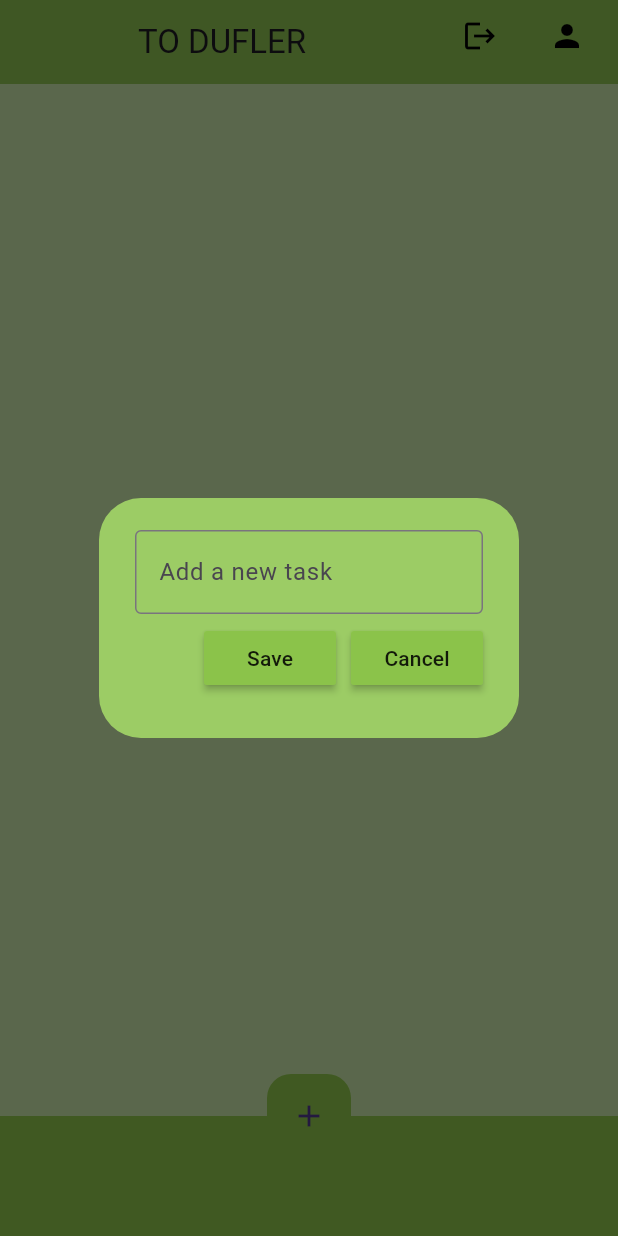
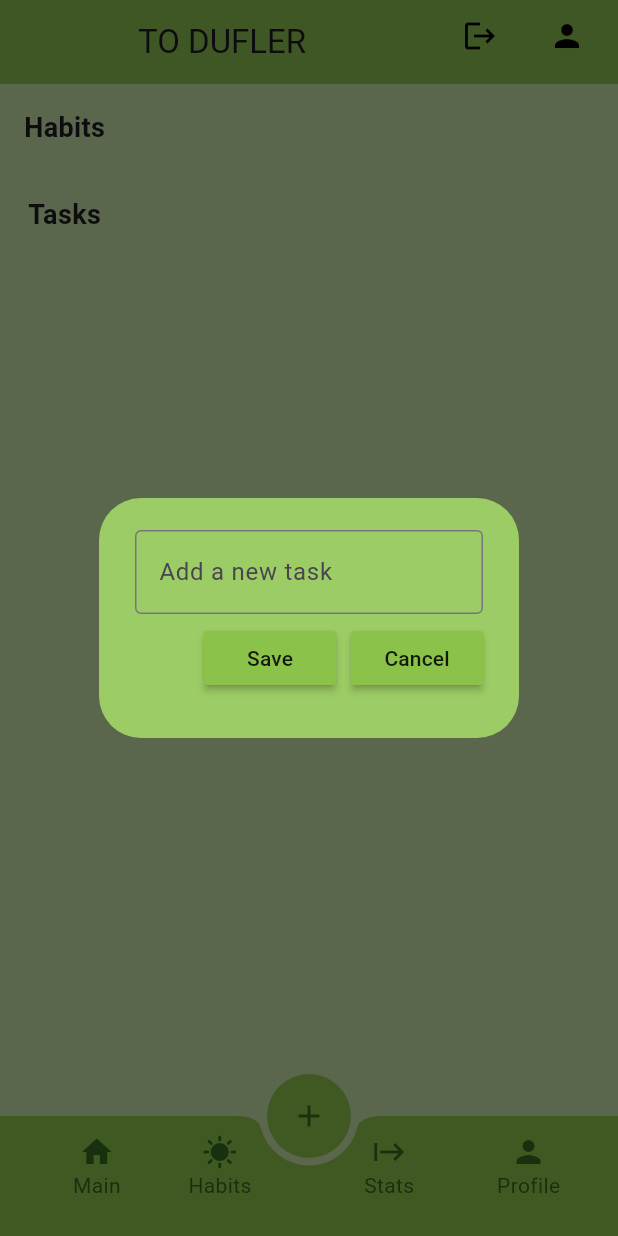
Before and after one commit to Alina-02/flutter-little-start, a Flutter app: the screen it shows once a user with an empty profile is signed in, after a tap on the "add" icon, on a phone screen of 412 x 824 dp. Run offline on Flutter 3.47's test engine with Material 3 defaults, Android fonts, the phone set to English and light mode, and no system bars; our stand-ins replace cloud_firestore, firebase_auth, firebase_core, flutter_slidable, go_router, hive_flutter; missing offline and left inert: firebase_ui_auth; accounts and stored records are empty.

Commit message:
bottom bar improvements

```diff
--- a/lib/data/app_state.dart
+++ b/lib/data/app_state.dart
@@ -25,6 +25,10 @@ class ApplicationState extends ChangeNotifier {
   List<TaskMessage> _taskMessages = [];
   List<TaskMessage> get taskMessages => _taskMessages;
 
+  StreamSubscription<QuerySnapshot>? _habitMessagesSubscription;
+  List<TaskMessage> _habitMessages = [];
+  List<TaskMessage> get habitMessages => _habitMessages;
+
   Future<void> init() async {
     await Firebase.initializeApp(
       options: DefaultFirebaseOptions.currentPlatform,
@@ -43,8 +47,27 @@ class ApplicationState extends ChangeNotifier {
                     .listen((snapshot) {
                       _taskMessages = [];
                       for (final document in snapshot.docs) {
-                        print(document);
                         _taskMessages.add(
+                          TaskMessage(
+                            id: document.id,
+                            task: document.data()['text'] as String,
+                            completed: document.data()['boolean'] as bool,
+                            timestamp: document.data()['timestamp'] as int,
+                          ),
+                        );
+                      }
+                      notifyListeners();
+                    })
+                as List<TaskMessage>;
+        _habitMessages =
+            FirebaseFirestore.instance
+                    .collection('habits')
+                    .orderBy('timestamp', descending: true)
+                    .snapshots()
+                    .listen((snapshot) {
+                      _habitMessages = [];
+                      for (final document in snapshot.docs) {
+                        _habitMessages.add(
                           TaskMessage(
                             id: document.id,
                             task: document.data()['text'] as String,
@@ -60,6 +83,8 @@ class ApplicationState extends ChangeNotifier {
         _loggedIn = false;
         _taskMessages = [];
         _taskMessagesSubscription?.cancel();
+        _habitMessages = [];
+        _habitMessagesSubscription?.cancel();
       }
 
       notifyListeners();
--- a/lib/pages/todoapp/home_page.dart
+++ b/lib/pages/todoapp/home_page.dart
@@ -95,24 +95,112 @@ class _HomePageState extends State<HomePage> {
                 createNewTask(appState);
               },
               backgroundColor: Colors.lightGreen,
+              foregroundColor: Colors.lightGreen[900],
               elevation: 0,
+              shape: CircleBorder(),
               child: Icon(Icons.add),
             ),
             floatingActionButtonLocation:
                 FloatingActionButtonLocation.centerDocked,
-            bottomNavigationBar: BottomAppBar(color: Colors.lightGreen),
-            body: ListView.builder(
-              itemCount: appState.taskMessages.length,
-              itemBuilder: (context, index) {
-                return ToDoTile(
-                  taskName: appState.taskMessages[index].task,
-                  taskCompleted: appState.taskMessages[index].completed,
-                  onChanged: (value) => checkBoxChanged(value, index, appState),
-                  deleteFunction: (context) => deleteTask(index, appState),
-                );
-              },
+            bottomNavigationBar: BottomAppBar(
+              color: Colors.lightGreen,
+              notchMargin: 5.0,
+              shape: CircularNotchedRectangle(),
+              child: Row(
+                mainAxisAlignment: MainAxisAlignment.spaceAround,
+                mainAxisSize: MainAxisSize.max,
+                children: [
+                  Padding(
+                    padding: const EdgeInsets.only(left: 10.0),
+                    child: Column(
+                      children: [
+                        Icon(Icons.home, color: Colors.lightGreen[900]),
+                        Text(
+                          "Main",
+                          style: TextStyle(color: Colors.lightGreen[900]),
+                        ),
+                      ],
+                    ),
+                  ),
+                  Padding(
+                    padding: const EdgeInsets.only(right: 10.0),
+                    child: Column(
+                      children: [
+                        Icon(Icons.sunny, color: Colors.lightGreen[900]),
+                        Text(
+                          "Habits",
+                          style: TextStyle(color: Colors.lightGreen[900]),
+                        ),
+                      ],
+                    ),
+                  ),
+                  Padding(
+                    padding: const EdgeInsets.only(left: 20.0),
+                    child: Column(
+                      children: [
+                        Icon(Icons.start_sharp, color: Colors.lightGreen[900]),
+                        Text(
+                          "Stats",
+                          style: TextStyle(color: Colors.lightGreen[900]),
+                        ),
+                      ],
+                    ),
+                  ),
+                  Padding(
+                    padding: const EdgeInsets.only(left: 10.0),
+                    child: Column(
+                      children: [
+                        Icon(Icons.person, color: Colors.lightGreen[900]),
+                        Text(
+                          "Profile",
+                          style: TextStyle(color: Colors.lightGreen[900]),
+                        ),
+                      ],
+                    ),
+                  ),
+                ],
+              ),
+            ),
+            body: Column(
+              children: [
+                const Padding(
+                  padding: EdgeInsets.all(16.0),
+                  child: Text(
+                    'Habits',
+                    overflow: TextOverflow.ellipsis,
+                    textAlign: TextAlign.start,
+                    style: TextStyle(fontSize: 18, fontWeight: FontWeight.bold),
+                  ),
+                ),
+                ...buildTaskList(appState.habitMessages, appState),
+
+                const Padding(
+                  padding: EdgeInsets.all(16.0),
+                  child: Text(
+                    'Tasks',
+                    overflow: TextOverflow.ellipsis,
+                    textAlign: TextAlign.start,
+                    style: TextStyle(fontSize: 18, fontWeight: FontWeight.bold),
+                  ),
+                ),
+                ...buildTaskList(appState.taskMessages, appState),
+              ],
             ),
           ),
     );
   }
+
+  List<Widget> buildTaskList(
+    List<TaskMessage> tasks,
+    ApplicationState appState,
+  ) {
+    return List.generate(tasks.length, (index) {
+      return ToDoTile(
+        taskName: tasks[index].task,
+        taskCompleted: tasks[index].completed,
+        onChanged: (value) => checkBoxChanged(value, index, appState),
+        deleteFunction: (context) => deleteTask(index, appState),
+      );
+    });
+  }
 }
```
